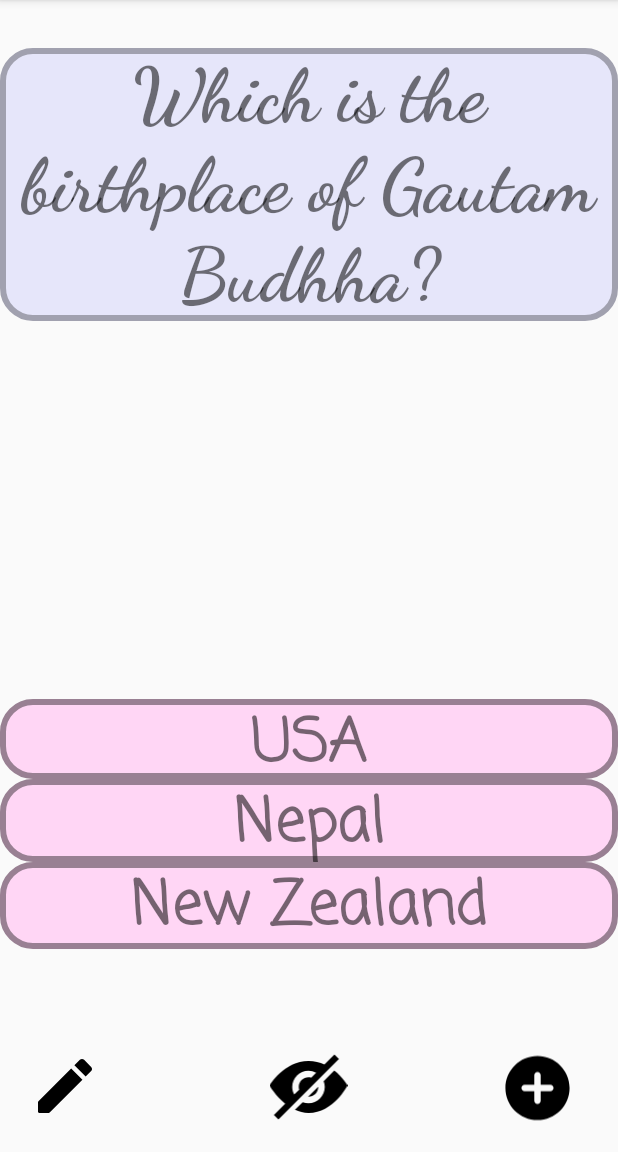
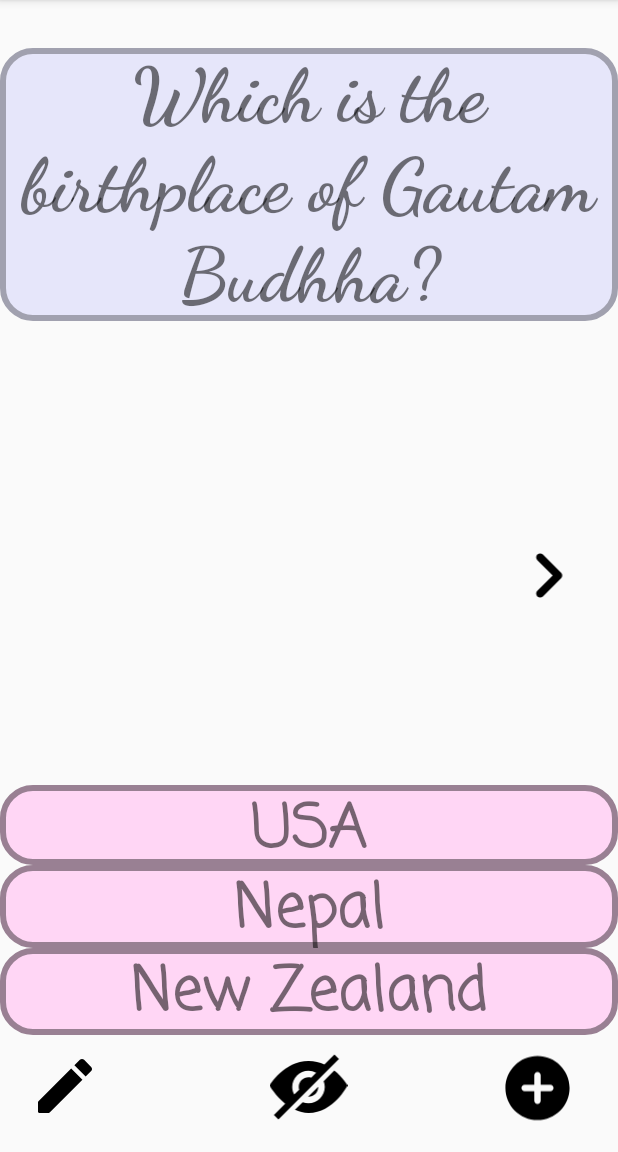
Before and after one commit to ishahnishant/FlashCard, an Android app: the screen it shows after launch (MainActivity), on a phone screen of 412 x 824 dp, the part 84-1236 px from its top. Run offline under Robolectric (Android 15) with nearby library versions, the phone set to English and light mode, and no system bars; our stand-ins replace Room's generated code.

Commit message:
bug fixes

```diff
--- a/app/src/main/java/np/com/shah/nishant/unitconverter/MainActivity.java
+++ b/app/src/main/java/np/com/shah/nishant/unitconverter/MainActivity.java
@@ -8,9 +8,14 @@ import android.view.View;
 import android.widget.ImageView;
 import android.widget.TextView;
 
+import java.util.List;
+
 public class MainActivity extends AppCompatActivity {
 
     FlashcardDatabase flashcardDatabase;
+
+    List<Flashcard> allFlashcards;
+    int currentCardDisplayedIndex = 0;
 
     @Override
     protected void onCreate(Bundle savedInstanceState) {
@@ -18,6 +23,12 @@ public class MainActivity extends AppCompatActivity {
         setContentView(R.layout.activity_main);
 
         flashcardDatabase = new FlashcardDatabase(getApplicationContext());
+        allFlashcards = flashcardDatabase.getAllCards();
+
+        if (allFlashcards != null && allFlashcards.size() > 0) {
+            ((TextView) findViewById(R.id.flashcard_question)).setText(allFlashcards.get(0).getQuestion());
+            ((TextView) findViewById(R.id.flashcard_answer)).setText(allFlashcards.get(0).getAnswer());
+        }
 
     }
 
@@ -60,8 +71,29 @@ public class MainActivity extends AppCompatActivity {
                     Snackbar.LENGTH_SHORT)
                     .show();
 
+            flashcardDatabase.insertCard(new Flashcard(newQuestion, newAns));
 
         }
+
+
+    }
+
+    public void nextB(View v) {
+        currentCardDisplayedIndex++;
+
+        if (currentCardDisplayedIndex > allFlashcards.size() - 1) {
+            currentCardDisplayedIndex = 0;
+        }
+
+
+        findViewById(R.id.flashcard_answer).setBackground(getDrawable(R.drawable.flashcard_question_background));
+        findViewById(R.id.flashcard_option1).setBackground(getDrawable(R.drawable.flashcard_question_background));
+        findViewById(R.id.flashcard_option2).setBackground(getDrawable(R.drawable.flashcard_question_background));
+
+
+        ((TextView) findViewById(R.id.flashcard_question)).setText(allFlashcards.get(currentCardDisplayedIndex).getQuestion());
+        ((TextView) findViewById(R.id.flashcard_answer)).setText(allFlashcards.get(currentCardDisplayedIndex).getAnswer());
+
     }
 
 
--- /dev/null
+++ b/app/src/main/res/drawable/ic_round_navigate_next_24px.xml
@@ -0,0 +1,9 @@
+<vector xmlns:android="http://schemas.android.com/apk/res/android"
+    android:width="24dp"
+    android:height="24dp"
+    android:viewportHeight="24"
+    android:viewportWidth="24">
+    <path
+        android:fillColor="#FF000000"
+        android:pathData="M9.31,6.71c-0.39,0.39 -0.39,1.02 0,1.41L13.19,12l-3.88,3.88c-0.39,0.39 -0.39,1.02 0,1.41 0.39,0.39 1.02,0.39 1.41,0l4.59,-4.59c0.39,-0.39 0.39,-1.02 0,-1.41L10.72,6.7c-0.38,-0.38 -1.02,-0.38 -1.41,0.01z" />
+</vector>
--- a/app/src/main/res/layout/activity_main.xml
+++ b/app/src/main/res/layout/activity_main.xml
@@ -10,9 +10,9 @@
         android:id="@+id/flashcard_option2"
         android:layout_width="match_parent"
         android:layout_height="58dp"
-        android:layout_alignParentBottom="true"
         android:layout_alignParentStart="true"
-        android:layout_marginBottom="135dp"
+        android:layout_below="@+id/flashcard_answer"
+        android:layout_marginTop="-136dp"
         android:background="@drawable/flashcard_options"
         android:fontFamily="casual"
         android:onClick="checkOpt2"
@@ -59,8 +59,9 @@
         android:id="@+id/flashcard_answer"
         android:layout_width="match_parent"
         android:layout_height="55dp"
-        android:layout_above="@+id/flashcard_option2"
+        android:layout_alignParentBottom="true"
         android:layout_alignParentStart="true"
+        android:layout_marginBottom="136dp"
         android:background="@drawable/flashcard_options"
         android:fontFamily="casual"
         android:onClick="checkAns"
@@ -112,6 +113,15 @@
         android:layout_marginStart="13dp"
         android:onClick="newActivity"
         app:srcCompat="@drawable/round_create_24px" />
+
+    <ImageView
+        android:id="@+id/next"
+        android:layout_width="65dp"
+        android:layout_height="63dp"
+        android:layout_alignStart="@+id/addButton"
+        android:layout_centerVertical="true"
+        android:onClick="nextB"
+        app:srcCompat="@drawable/ic_round_navigate_next_24px" />
     "
     />
 
```
Also changed, not shown: app/src/main/res/drawable/navigate_next.xml (added, +9 -0 lines).
